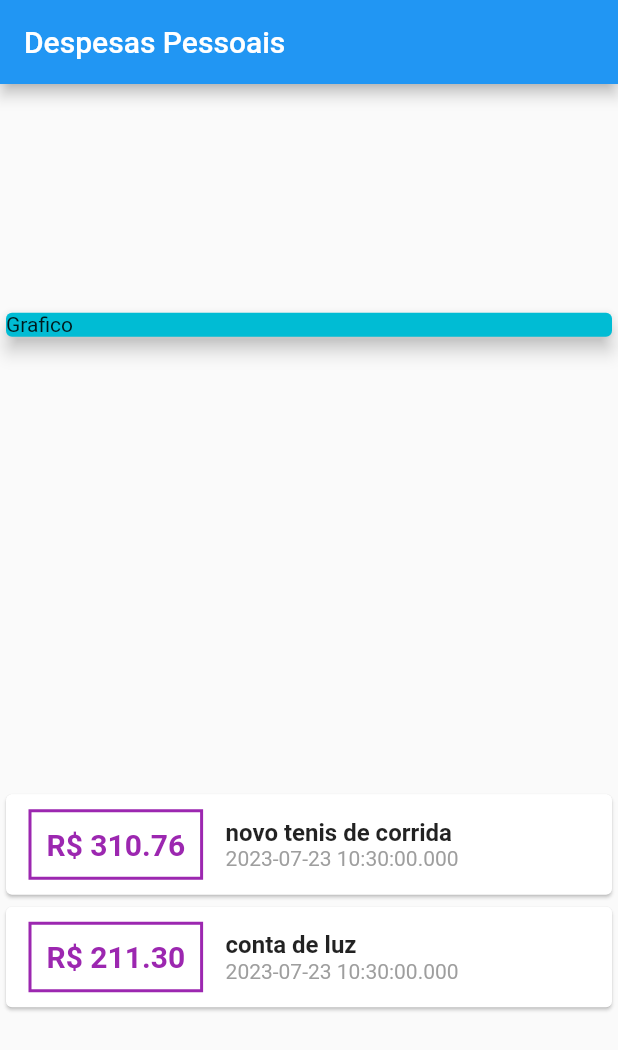
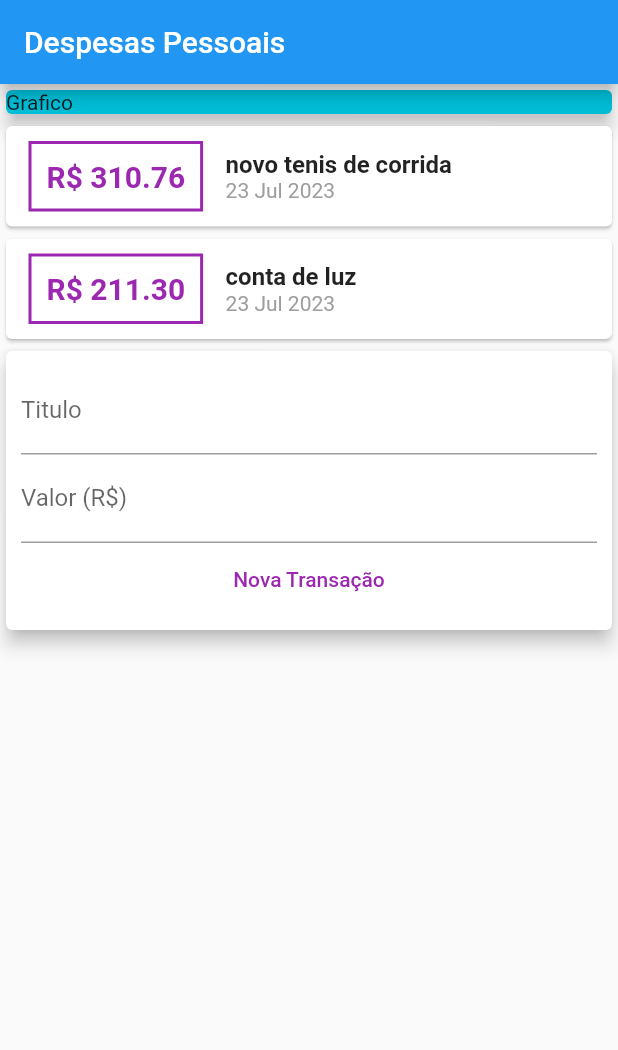
Before and after one commit to R3n470S1lv4/expenses, a Flutter app: the screen it shows after launch, on a phone screen of 412 x 824 dp. Shown: the top 1050 px of the screen. Run offline on Flutter 3.47's test engine with Material 2 defaults, Android fonts, the phone set to English and light mode, and no system bars; missing offline and left inert: dart:ffi.

Commit message:
add transation form

```diff
--- /dev/null
+++ b/lib/components/transation_form.dart
@@ -0,0 +1,46 @@
+import 'dart:ffi';
+
+import 'package:flutter/material.dart';
+
+class TransationForm extends StatelessWidget {
+  final TextEditingController _titleControler = TextEditingController();
+  final TextEditingController _valueControler = TextEditingController();
+
+  final void Function(String title, double value) _onSubmit;
+
+  TransationForm({required onSubmit, super.key}) : _onSubmit = onSubmit;
+
+  @override
+  Widget build(BuildContext context) {
+    return Card(
+      elevation: 5,
+      child: Padding(
+        padding: const EdgeInsets.all(10),
+        child: Column(children: [
+          TextField(
+            controller: _titleControler,
+            decoration: const InputDecoration(
+              labelText: 'Titulo',
+            ),
+          ),
+          TextField(
+            controller: _valueControler,
+            decoration: const InputDecoration(
+              labelText: 'Valor (R\$)',
+            ),
+          ),
+          TextButton(
+            style: TextButton.styleFrom(
+              foregroundColor: Colors.purple,
+            ),
+            onPressed: () => {
+              _onSubmit(_titleControler.text,
+                  double.tryParse(_valueControler.text) ?? 0.0)
+            },
+            child: const Text('Nova Transação'),
+          ),
+        ]),
+      ),
+    );
+  }
+}
--- /dev/null
+++ b/lib/components/transation_user.dart
@@ -0,0 +1,55 @@
+import 'dart:math';
+
+import 'package:expenses/components/transation_form.dart';
+import 'package:expenses/components/transsation_list.dart';
+import 'package:flutter/material.dart';
+import 'package:expenses/models/transation.dart';
+
+class TransationUser extends StatefulWidget {
+  const TransationUser({super.key});
+
+  @override
+  State<TransationUser> createState() => _TransationUserState();
+}
+
+class _TransationUserState extends State<TransationUser> {
+  final titleControler = TextEditingController();
+  final valueControler = TextEditingController();
+
+  final _transations = [
+    Transation(
+        id: 't1',
+        title: 'novo tenis de corrida',
+        value: 310.76,
+        date: DateTime.now()),
+    Transation(
+      id: 't2',
+      title: 'conta de luz',
+      value: 211.30,
+      date: DateTime.now(),
+    ),
+  ];
+
+  _addTransation(String title, double value) {
+    final transasion = Transation(
+      id: Random().nextDouble().toString(),
+      title: title,
+      value: value,
+      date: DateTime.now(),
+    );
+
+    setState(() {
+      _transations.add(transasion);
+    });
+  }
+
+  @override
+  Widget build(BuildContext context) {
+    return Column(
+      children: [
+        TransationList(transations: _transations),
+        TransationForm(onSubmit: _addTransation),
+      ],
+    );
+  }
+}
--- /dev/null
+++ b/lib/components/transsation_list.dart
@@ -0,0 +1,64 @@
+import 'package:expenses/models/transation.dart';
+import 'package:flutter/material.dart';
+import 'package:intl/intl.dart';
+
+class TransationList extends StatelessWidget {
+  final List<Transation> _transations;
+
+  const TransationList({required transations, super.key})
+      : _transations = transations;
+
+  @override
+  Widget build(BuildContext context) {
+    return Column(
+      children: _transations
+          .map(
+            (tr) => Card(
+              child: Row(
+                children: [
+                  Container(
+                    margin: const EdgeInsets.symmetric(
+                      horizontal: 15,
+                      vertical: 10,
+                    ),
+                    decoration: BoxDecoration(
+                      border: Border.all(
+                        color: Colors.purple,
+                        width: 2,
+                      ),
+                    ),
+                    padding: const EdgeInsets.all(10),
+                    child: Text(
+                      'R\$ ${tr.value.toStringAsFixed(2)}',
+                      style: const TextStyle(
+                          fontWeight: FontWeight.bold,
+                          fontSize: 20,
+                          color: Colors.purple),
+                    ),
+                  ),
+                  Column(
+                    crossAxisAlignment: CrossAxisAlignment.start,
+                    children: [
+                      Text(
+                        tr.title,
+                        style: const TextStyle(
+                          fontSize: 16,
+                          fontWeight: FontWeight.bold,
+                        ),
+                      ),
+                      Text(
+                        DateFormat('d MMM y').format(tr.date),
+                        style: const TextStyle(
+                          color: Colors.grey,
+                        ),
+                      ),
+                    ],
+                  ),
+                ],
+              ),
+            ),
+          )
+          .toList(),
+    );
+  }
+}
--- a/lib/main.dart
+++ b/lib/main.dart
@@ -1,4 +1,5 @@
-import 'package:expenses/models/transation.dart';
+import 'package:expenses/components/transation_user.dart';
+
 import 'package:flutter/material.dart';
 
 main() => runApp(const ExpensesApp());
@@ -8,24 +9,20 @@ class ExpensesApp extends StatelessWidget {
 
   @override
   Widget build(BuildContext context) {
-    return MaterialApp(
+    return const MaterialApp(
       home: HomePage(),
     );
   }
 }
 
 class HomePage extends StatelessWidget {
-  final _transation = [
-    Transation(
-        id: 't1',
-        title: 'novo tenis de corrida',
-        value: 310.76,
-        date: DateTime.now()),
-    Transation(
-        id: 't2', title: 'conta de luz', value: 211.30, date: DateTime.now()),
-  ];
+  final grafico = const Card(
+    color: Colors.cyan,
+    elevation: 5,
+    child: Text("Grafico"),
+  );
 
-  HomePage({super.key});
+  const HomePage({super.key});
 
   @override
   Widget build(BuildContext context) {
@@ -34,63 +31,10 @@ class HomePage extends StatelessWidget {
           title: const Text("Despesas Pessoais"),
         ),
         body: Column(
-          mainAxisAlignment: MainAxisAlignment.spaceAround,
           crossAxisAlignment: CrossAxisAlignment.stretch,
           children: [
-            const Card(
-              color: Colors.cyan,
-              elevation: 5,
-              child: Text("Grafico"),
-            ),
-            Column(
-                children: _transation
-                    .map(
-                      (tr) => Card(
-                        child: Row(
-                          children: [
-                            Container(
-                              margin: const EdgeInsets.symmetric(
-                                horizontal: 15,
-                                vertical: 10,
-                              ),
-                              decoration: BoxDecoration(
-                                border: Border.all(
-                                  color: Colors.purple,
-                                  width: 2,
-                                ),
-                              ),
-                              padding: const EdgeInsets.all(10),
-                              child: Text(
-                                'R\$ ${tr.value.toStringAsFixed(2)}',
-                                style: const TextStyle(
-                                    fontWeight: FontWeight.bold,
-                                    fontSize: 20,
-                                    color: Colors.purple),
-                              ),
-                            ),
-                            Column(
-                              crossAxisAlignment: CrossAxisAlignment.start,
-                              children: [
-                                Text(
-                                  tr.title,
-                                  style: const TextStyle(
-                                    fontSize: 16,
-                                    fontWeight: FontWeight.bold,
-                                  ),
-                                ),
-                                Text(
-                                  tr.date.toString(),
-                                  style: const TextStyle(
-                                    color: Colors.grey,
-                                  ),
-                                ),
-                              ],
-                            ),
-                          ],
-                        ),
-                      ),
-                    )
-                    .toList())
+            grafico,
+            TransationUser(),
           ],
         ));
   }
--- a/pubspec.yaml
+++ b/pubspec.yaml
@@ -30,6 +30,8 @@ environment:
 dependencies:
   flutter:
     sdk: flutter
+  intl: ^0.18.1
+
 
 
   # The following adds the Cupertino Icons font to your application.
```
Also changed, not shown: pubspec.lock, 1 other file.
